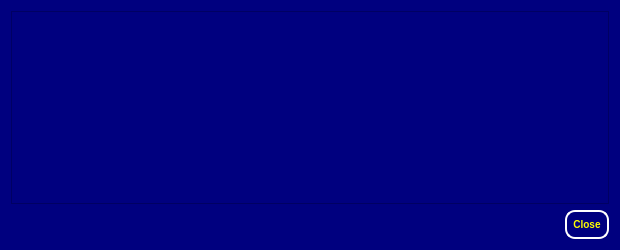
First picture: the form in src/qt/forms/transactiondescdialog.ui, repository scificryptocoin/Federation-Credits, before the edit.
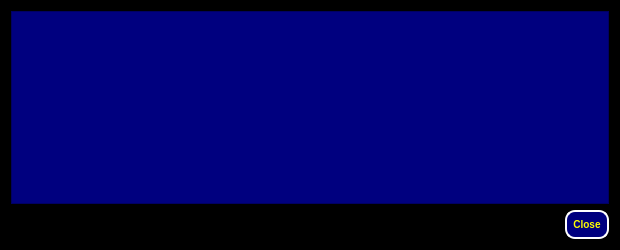
Second picture: the form after the edit.

Patch:
```diff
--- a/src/qt/forms/transactiondescdialog.ui
+++ b/src/qt/forms/transactiondescdialog.ui
@@ -14,7 +14,7 @@
    <string>Transaction details</string>
   </property>
   <property name="styleSheet">
-   <string notr="true">background-color: rgb(0, 0, 127);
+   <string notr="true">background-color: rgb(0, 0, 0);
 color: rgb(255, 255, 0);</string>
   </property>
   <layout class="QVBoxLayout" name="verticalLayout">
@@ -51,7 +51,7 @@
           <color alpha="255">
            <red>0</red>
            <green>0</green>
-           <blue>127</blue>
+           <blue>0</blue>
           </color>
          </brush>
         </colorrole>
@@ -78,7 +78,7 @@
           <color alpha="255">
            <red>0</red>
            <green>0</green>
-           <blue>127</blue>
+           <blue>0</blue>
           </color>
          </brush>
         </colorrole>
@@ -87,7 +87,7 @@
           <color alpha="255">
            <red>0</red>
            <green>0</green>
-           <blue>127</blue>
+           <blue>0</blue>
           </color>
          </brush>
         </colorrole>
@@ -107,7 +107,7 @@
           <color alpha="255">
            <red>0</red>
            <green>0</green>
-           <blue>127</blue>
+           <blue>0</blue>
           </color>
          </brush>
         </colorrole>
@@ -134,7 +134,7 @@
           <color alpha="255">
            <red>0</red>
            <green>0</green>
-           <blue>127</blue>
+           <blue>0</blue>
           </color>
          </brush>
         </colorrole>
@@ -143,7 +143,7 @@
           <color alpha="255">
            <red>0</red>
            <green>0</green>
-           <blue>127</blue>
+           <blue>0</blue>
           </color>
          </brush>
         </colorrole>
@@ -163,7 +163,7 @@
           <color alpha="255">
            <red>0</red>
            <green>0</green>
-           <blue>127</blue>
+           <blue>0</blue>
           </color>
          </brush>
         </colorrole>
@@ -190,7 +190,7 @@
           <color alpha="255">
            <red>0</red>
            <green>0</green>
-           <blue>127</blue>
+           <blue>0</blue>
           </color>
          </brush>
         </colorrole>
@@ -199,7 +199,7 @@
           <color alpha="255">
            <red>0</red>
            <green>0</green>
-           <blue>127</blue>
+           <blue>0</blue>
           </color>
          </brush>
         </colorrole>
```
